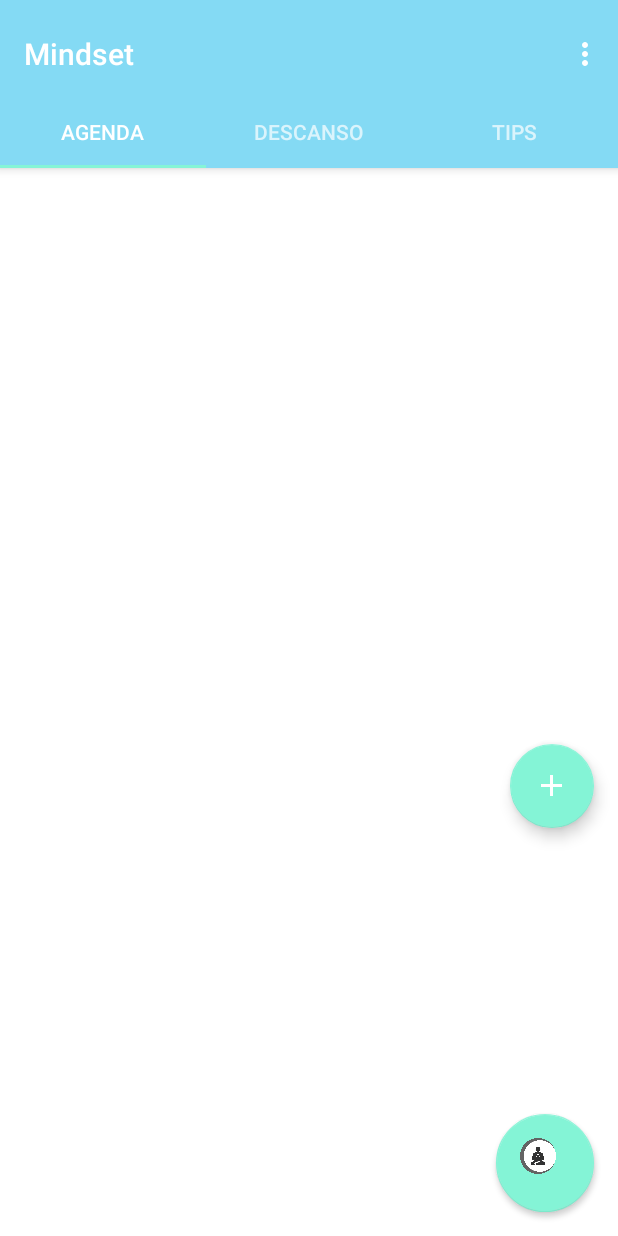
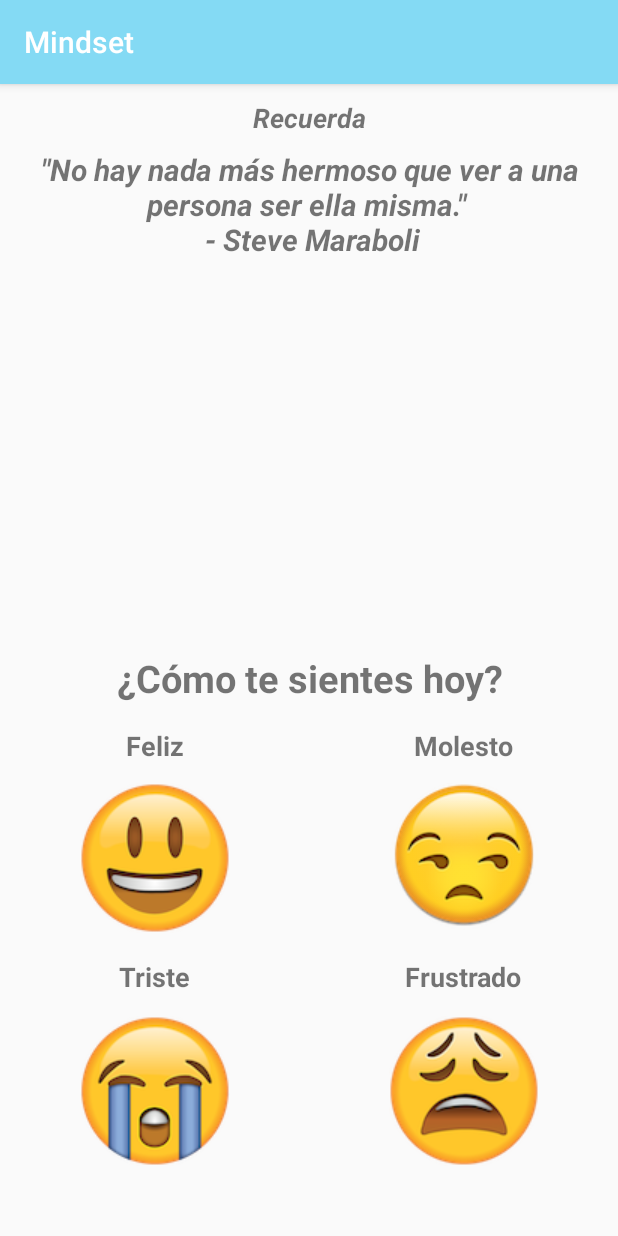
Before and after one commit to jvann/Mindset, an Android app: the screen it shows after launch (MainActivity before the commit, DailyQuestion after it), on a phone screen of 412 x 824 dp. Run offline under Robolectric (Android 15) with nearby library versions, the phone set to English and light mode, and no system bars.

Commit message:
Created DailyQuestionActivity. Askes how the user is doing today.

```diff
--- a/Mindset/app/src/main/AndroidManifest.xml
+++ b/Mindset/app/src/main/AndroidManifest.xml
@@ -41,7 +41,8 @@
             android:exported="false" />
 
         <activity android:name=".Assistant" />
-        <activity android:name=".TipDetail"></activity>
+        <activity android:name=".TipDetail" />
+        <activity android:name=".DailyQuestion"></activity>
     </application>
 
 </manifest>
--- /dev/null
+++ b/Mindset/app/src/main/java/itesm/mx/mindset/DailyQuestion.java
@@ -0,0 +1,55 @@
+package itesm.mx.mindset;
+
+import android.support.v7.app.AppCompatActivity;
+import android.os.Bundle;
+import android.view.View;
+import android.widget.ImageButton;
+import android.widget.Toast;
+
+public class DailyQuestion extends AppCompatActivity implements View.OnClickListener {
+
+    private ImageButton btnHappy;
+    private ImageButton btnIndifferent;
+    private ImageButton btnSad;
+    private ImageButton btnFrustrated;
+
+    @Override
+    protected void onCreate(Bundle savedInstanceState) {
+        super.onCreate(savedInstanceState);
+        setContentView(R.layout.activity_daily_question);
+
+        btnHappy = (ImageButton) findViewById(R.id.imageButton_happy);
+        btnIndifferent = (ImageButton) findViewById(R.id.imageButton_indifferent);
+        btnSad = (ImageButton) findViewById(R.id.imageButton_sad);
+        btnFrustrated = (ImageButton) findViewById(R.id.imageButton_frusrated);
+
+        btnHappy.setOnClickListener(this);
+        btnIndifferent.setOnClickListener(this);
+        btnSad.setOnClickListener(this);
+        btnFrustrated.setOnClickListener(this);
+
+    }
+
+    @Override
+    public void onClick(View view) {
+        switch (view.getId())
+        {
+            case R.id.imageButton_happy:
+                Toast.makeText(this, "¡Me da mucho gusto! Sigue así", Toast.LENGTH_SHORT).show();
+                break;
+            case R.id.imageButton_indifferent:
+                Toast.makeText(this, "¡Ánimo!", Toast.LENGTH_SHORT).show();
+                break;
+            case R.id.imageButton_sad:
+                Toast.makeText(this, "¡No te desanimes!", Toast.LENGTH_SHORT).show();
+                break;
+            case R.id.imageButton_frusrated:
+                Toast.makeText(this, "Respira profundo y exhala", Toast.LENGTH_SHORT).show();
+                break;
+            default:
+                break;
+        }
+
+        finish();
+    }
+}
--- a/Mindset/app/src/main/java/itesm/mx/mindset/MainActivity.java
+++ b/Mindset/app/src/main/java/itesm/mx/mindset/MainActivity.java
@@ -30,7 +30,9 @@ public class MainActivity extends AppCompatActivity implements OnItemClickedList
      */
     private SectionsPagerAdapter mSectionsPagerAdapter;
     public static final boolean flag = true;
-    private static String DEBUG_TAG = "MAIN_ACTIVITY";
+    private static final String DEBUG_TAG = "MAIN_ACTIVITY";
+
+    private static boolean flagDailyQuestion = true;
 
     /**
      * The {@link ViewPager} that will host the section contents.
@@ -73,8 +75,14 @@ public class MainActivity extends AppCompatActivity implements OnItemClickedList
             }
         });
 
-//        Intent intent = new Intent(this, LoginActivity.class);
-//        startActivity(intent);
+        if (flagDailyQuestion) {
+            flagDailyQuestion = false;
+            Intent intent = new Intent(this, DailyQuestion.class);
+            startActivity(intent);
+        }
+
+        Log.d(DEBUG_TAG, "flagDailyQuestion: " + flagDailyQuestion);
+
     }
 
     @Override
--- a/Mindset/app/src/main/res/layout/activity_assistant.xml
+++ b/Mindset/app/src/main/res/layout/activity_assistant.xml
@@ -16,10 +16,14 @@
 
     <Button
         android:id="@+id/create_floating_widget"
+        style="@style/Widget.AppCompat.Button.Colored"
         android:layout_width="match_parent"
         android:layout_height="wrap_content"
+        android:elevation="6dp"
         android:onClick="createFloatingWidget"
         android:text="@string/create_floating_widget"
+        android:textAllCaps="false"
         android:textColor="@android:color/white"
-        android:textSize="14sp" />
+        android:textSize="14sp"
+        android:textStyle="bold" />
 </LinearLayout>
--- /dev/null
+++ b/Mindset/app/src/main/res/layout/activity_daily_question.xml
@@ -0,0 +1,172 @@
+<?xml version="1.0" encoding="utf-8"?>
+<LinearLayout xmlns:android="http://schemas.android.com/apk/res/android"
+    xmlns:app="http://schemas.android.com/apk/res-auto"
+    xmlns:tools="http://schemas.android.com/tools"
+    android:layout_width="match_parent"
+    android:layout_height="match_parent"
+    android:orientation="vertical"
+    tools:context="itesm.mx.mindset.DailyQuestion"
+    android:weightSum="1">
+
+    <Space
+        android:layout_width="match_parent"
+        android:layout_height="10dp" />
+
+    <TextView
+        android:id="@+id/text_remember"
+        android:layout_width="match_parent"
+        android:layout_height="25dp"
+        android:layout_weight="0.03"
+        android:text="Recuerda"
+        android:textAlignment="center"
+        android:textSize="18sp"
+        android:textStyle="bold|italic" />
+
+    <TextView
+        android:id="@+id/text_quote"
+        android:layout_width="match_parent"
+        android:layout_height="wrap_content"
+        android:layout_weight="0.87"
+        android:text='"No hay nada más hermoso que ver a una persona ser ella misma." \n - Steve Maraboli'
+        android:textAlignment="center"
+        android:textSize="20sp"
+        android:textStyle="bold|italic" />
+
+    <Space
+        android:layout_width="match_parent"
+        android:layout_height="23dp" />
+
+    <LinearLayout
+        android:layout_width="match_parent"
+        android:layout_height="361dp"
+        android:orientation="vertical"
+        android:weightSum="1">
+
+        <TextView
+            android:id="@+id/text_daily_question"
+            android:layout_width="match_parent"
+            android:layout_height="50dp"
+            android:text="¿Cómo te sientes hoy?"
+            android:textAlignment="center"
+            android:textSize="25sp"
+            android:textStyle="bold" />
+
+        <LinearLayout
+            android:layout_width="match_parent"
+            android:layout_height="80dp"
+            android:layout_weight="0.49"
+            android:orientation="horizontal">
+
+            <LinearLayout
+                android:layout_width="match_parent"
+                android:layout_height="match_parent"
+                android:layout_weight="1"
+                android:orientation="vertical">
+
+                <TextView
+                    android:id="@+id/text_happy"
+                    android:layout_width="match_parent"
+                    android:layout_height="40dp"
+                    android:layout_weight="1"
+                    android:text="Feliz"
+                    android:textAlignment="center"
+                    android:textSize="18sp"
+                    android:textStyle="bold" />
+
+                <ImageButton
+                    android:id="@+id/imageButton_happy"
+                    android:layout_width="match_parent"
+                    android:layout_height="match_parent"
+                    android:layout_weight="1"
+                    android:background="@null"
+                    app:srcCompat="@drawable/happy" />
+            </LinearLayout>
+
+            <LinearLayout
+                android:layout_width="match_parent"
+                android:layout_height="match_parent"
+                android:layout_weight="1"
+                android:orientation="vertical">
+
+                <TextView
+                    android:id="@+id/text_indifferent"
+                    android:layout_width="match_parent"
+                    android:layout_height="40dp"
+                    android:layout_weight="1"
+                    android:text="Molesto"
+                    android:textAlignment="center"
+                    android:textSize="18sp"
+                    android:textStyle="bold" />
+
+                <ImageButton
+                    android:id="@+id/imageButton_indifferent"
+                    android:layout_width="match_parent"
+                    android:layout_height="match_parent"
+                    android:layout_weight="1"
+                    android:background="@null"
+                    app:srcCompat="@drawable/indifferent" />
+            </LinearLayout>
+
+        </LinearLayout>
+
+        <LinearLayout
+            android:layout_width="match_parent"
+            android:layout_height="80dp"
+            android:layout_weight="0.51"
+            android:orientation="horizontal">
+
+            <LinearLayout
+                android:layout_width="match_parent"
+                android:layout_height="match_parent"
+                android:layout_weight="1"
+                android:orientation="vertical">
+
+                <TextView
+                    android:id="@+id/text_sad"
+                    android:layout_width="match_parent"
+                    android:layout_height="40dp"
+                    android:layout_weight="1"
+                    android:text="Triste"
+                    android:textAlignment="center"
+                    android:textSize="18sp"
+                    android:textStyle="bold" />
+
+                <ImageButton
+                    android:id="@+id/imageButton_sad"
+                    android:layout_width="match_parent"
+                    android:layout_height="match_parent"
+                    android:layout_weight="1"
+                    android:background="@null"
+                    app:srcCompat="@drawable/sad" />
+            </LinearLayout>
+
+            <LinearLayout
+                android:layout_width="match_parent"
+                android:layout_height="match_parent"
+                android:layout_weight="1"
+                android:orientation="vertical">
+
+                <TextView
+                    android:id="@+id/text_frustrated"
+                    android:layout_width="match_parent"
+                    android:layout_height="40dp"
+                    android:layout_weight="1"
+                    android:text="Frustrado"
+                    android:textAlignment="center"
+                    android:textSize="18sp"
+                    android:textStyle="bold" />
+
+                <ImageButton
+                    android:id="@+id/imageButton_frusrated"
+                    android:layout_width="match_parent"
+                    android:layout_height="match_parent"
+                    android:layout_weight="1"
+                    android:background="@null"
+                    app:srcCompat="@drawable/frustrated" />
+            </LinearLayout>
+
+        </LinearLayout>
+
+    </LinearLayout>
+
+</LinearLayout>
--- a/Mindset/app/src/main/res/values/strings.xml
+++ b/Mindset/app/src/main/res/values/strings.xml
@@ -77,10 +77,10 @@
         <item>3</item>
     </string-array>
 
-    <string name="create_floating_widget">Crear Asistente</string>
-    <string name="floating_widget_label">Task</string>
-    <string name="floating_widget_details">Detail</string>
-    <string name="draw_other_app_permission_denied">Draw over other app permission not available. App won\'t work without permission. Please try again.</string>
+    <string name="create_floating_widget">Yogi</string>
+    <string name="floating_widget_label">Tarea</string>
+    <string name="floating_widget_details">Tarea de Emprendimiento</string>
+    <string name="draw_other_app_permission_denied"></string>
 
     <string-array name="multi_select_list_preference_default_value" />
 
```
Also changed, not shown: Mindset/app/src/main/res/drawable/frustrated.png (added), Mindset/app/src/main/res/drawable/happy.png (added), Mindset/app/src/main/res/drawable/indifferent.png (added), Mindset/app/src/main/res/drawable/sad.png (added), 1 other file.
